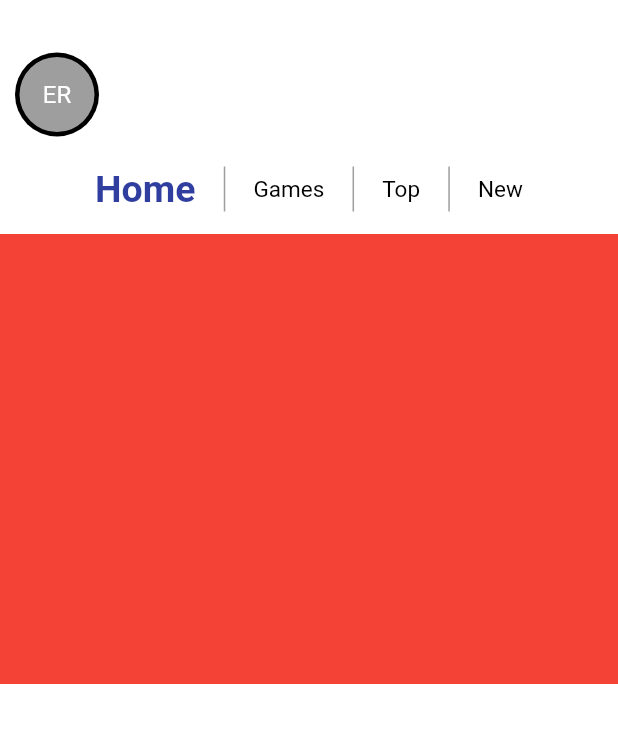
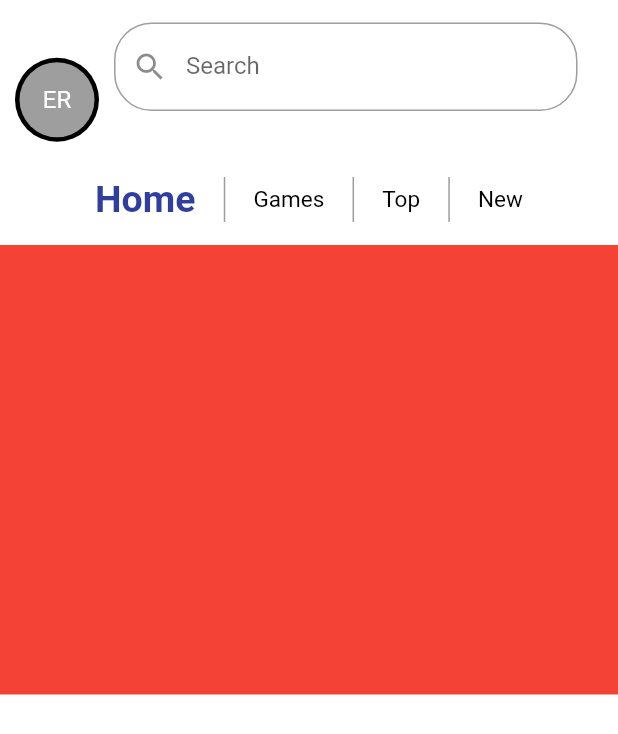
Before and after one commit to eugrro/klip, a Flutter app: the screen it shows after launch, on a phone screen of 412 x 824 dp. Shown: the top 734 px of the screen. Run offline on Flutter 3.47's test engine with Material 2 defaults, Android fonts, the phone set to English and light mode, and no system bars; our stand-ins replace toast; missing offline and left inert: flappy_search_bar.

Commit message:
added search bat

```diff
--- a/lib/TopSection.dart
+++ b/lib/TopSection.dart
@@ -20,6 +20,7 @@ class TopSection extends StatelessWidget {
 
   @override
   Widget build(BuildContext context) {
+    TextEditingController searchController = new TextEditingController();
     return Row(
       children: [
         //margin to the left of user pic
@@ -28,7 +29,7 @@ class TopSection extends StatelessWidget {
         ),
         //user's avatar
         Padding(
-          padding: const EdgeInsets.symmetric(vertical: 20),
+          padding: const EdgeInsets.symmetric(vertical: 0),
           child: CircleAvatar(
             radius: 28,
             backgroundColor: Colors.black,
@@ -40,6 +41,24 @@ class TopSection extends StatelessWidget {
                 style: TextStyle(color: Colors.white),
               ),
               radius: 25,
+            ),
+          ),
+        ),
+        SafeArea(
+          child: Padding(
+            padding: const EdgeInsets.symmetric(horizontal: 10),
+            child: SizedBox(
+              width: MediaQuery.of(context).size.width / 4 * 3,
+              height: MediaQuery.of(context).size.height / 8 * 1,
+              child: TextField(
+                controller: searchController,
+                decoration: InputDecoration(
+                    labelText: "Search",
+                    hintText: "Search",
+                    prefixIcon: Icon(Icons.search),
+                    border: OutlineInputBorder(
+                        borderRadius: BorderRadius.all(Radius.circular(25.0)))),
+              ),
             ),
           ),
         ),
```
Also changed, not shown: 5 other files.
